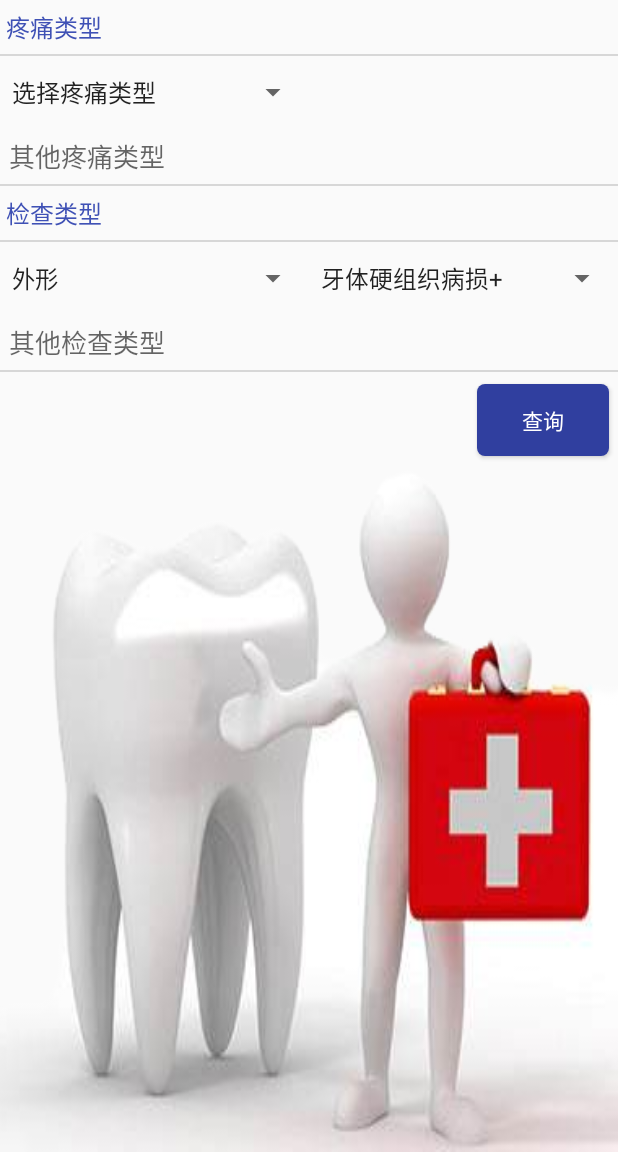
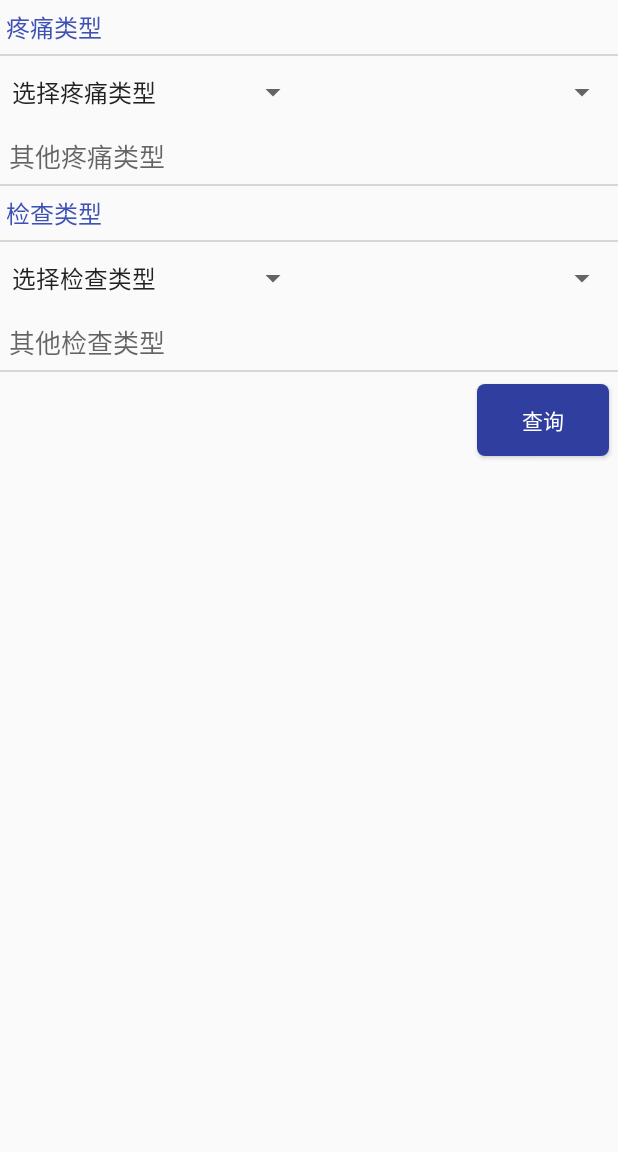
Before and after one commit to xingyiyang/Tooth, an Android app: the screen it shows after launch (MainActivity), after a tap on "重置", on a phone screen of 412 x 824 dp, the part 84-1236 px from its top. Run offline under Robolectric (Android 15) with nearby library versions, the phone set to English and light mode, and no system bars.

Commit message:
add two blank spinner delete imageview add multiEditText

```diff
--- a/app/src/main/java/com/scu/xing/tooth/MainActivity.java
+++ b/app/src/main/java/com/scu/xing/tooth/MainActivity.java
@@ -16,35 +16,43 @@ import android.widget.Toast;
 
 public class MainActivity extends AppCompatActivity {
 
-    private Spinner sp_tengtong1;  //疼痛第一级
-    private Spinner sp_tengtong2;  //疼痛第二级
-    private EditText editText_tengtong;  //疼痛的关键字
-    private Spinner sp_jiancha;          //检查第一级
-    private Spinner sp_jianchawaixing;   //检查第二级 外形
-    private Spinner sp_jianchaqita;      //检查第二级 其他
-    private EditText editText_jiancha;   //检查的关键字
-    Bundle bundle = new Bundle();        //把选中的参数传到第二页面
+    Spinner sp_tengtong1;  //疼痛第一级
+    Spinner sp_tengtong2;  //疼痛第二级
+    Spinner sp_tt_blank;   //疼痛空列表
+    EditText editText_tengtong;  //疼痛的关键字
+    Spinner sp_jiancha;          //检查第一级
+    Spinner sp_jianchawaixing;   //检查第二级 外形
+    Spinner sp_jianchaqita;      //检查第二级 其他
+    Spinner sp_jc_blank;         //检查空列表
+    EditText editText_jiancha;   //检查的关键字
+    Bundle bundle;        //把选中的参数传到第二页面
 
     @Override
     protected void onCreate(Bundle savedInstanceState) {
         super.onCreate(savedInstanceState);
         setContentView(R.layout.activity_main2);
 
+        //初始化控件
+        initWidget();
+
         //设置页面的顶端
         Toolbar toolbar = (Toolbar) findViewById(R.id.main_tool_bar);
         setSupportActionBar(toolbar);
 
-        //初始化疼痛第一级列表，监听列表
-        sp_tengtong1 = (Spinner)findViewById(R.id.spinner_tengtong1);
+        //监听疼痛第一级列表
         sp_tengtong1.setOnItemSelectedListener(new AdapterView.OnItemSelectedListener() {
             @Override
             public void onItemSelected(AdapterView<?> adapterView, View view, int i, long l) {
+
                 //如果选择的是“激发痛+”，则展开第二级列表，否则隐藏第二级列表
                 if(i==1){
                     sp_tengtong2.setVisibility(View.VISIBLE);
+                    sp_tt_blank.setVisibility(View.GONE);
                 }else{
-                    sp_tengtong2.setVisibility(View.INVISIBLE);
+                    sp_tengtong2.setVisibility(View.GONE);
+                    sp_tt_blank.setVisibility(View.VISIBLE);
                 }
+
                 //获取spinner中选中的字符串
                 String tengtong1 = (String)sp_tengtong1.getSelectedItem();
                 //把字符串保存到bundle中，相当于保存在map里面
@@ -58,11 +66,11 @@ public class MainActivity extends AppCompatActivity {
             }
         });
 
-        //初始化疼痛第二级列表，监听列表
-        sp_tengtong2 = (Spinner)findViewById(R.id.spinner_tengtong2);
+        //监听疼痛第二级列表，"激发痛+"的第二级列表
         sp_tengtong2.setOnItemSelectedListener(new AdapterView.OnItemSelectedListener() {
             @Override
             public void onItemSelected(AdapterView<?> adapterView, View view, int i, long l) {
+
                 String tengtong2 = (String)sp_tengtong2.getSelectedItem();
                 bundle.putString("tengtongsecond",tengtong2);
             }
@@ -73,24 +81,25 @@ public class MainActivity extends AppCompatActivity {
             }
         });
 
-        //疼痛的关键字
-        editText_tengtong = (EditText)findViewById(R.id.edt_tengtong);
-
-        //初始化检查第一级列表，监听列表
-        sp_jiancha = (Spinner)findViewById(R.id.spinner_jiancha);
+        //监听检查第一级列表
         sp_jiancha.setOnItemSelectedListener(new AdapterView.OnItemSelectedListener() {
             @Override
             public void onItemSelected(AdapterView<?> adapterView, View view, int i, long l) {
-                if(i==0){
+
+                if(i==1){
                     sp_jianchawaixing.setVisibility(View.VISIBLE);
                     sp_jianchaqita.setVisibility(View.GONE);
-                }else if(i == 1){
+                    sp_jc_blank.setVisibility(View.GONE);
+                }else if(i == 2){
+                    sp_jianchaqita.setVisibility(View.VISIBLE);
                     sp_jianchawaixing.setVisibility(View.GONE);
-                    sp_jianchaqita.setVisibility(View.VISIBLE);
+                    sp_jc_blank.setVisibility(View.GONE);
                 }else{
-                    sp_jianchawaixing.setVisibility(View.VISIBLE);
+                    sp_jc_blank.setVisibility(View.VISIBLE);
+                    sp_jianchawaixing.setVisibility(View.GONE);
                     sp_jianchaqita.setVisibility(View.GONE);
                 }
+
                 String str_jiancha = (String)sp_jiancha.getSelectedItem();
                 bundle.putString("jiancha",str_jiancha);
             }
@@ -101,11 +110,11 @@ public class MainActivity extends AppCompatActivity {
             }
         });
 
-        //初始化检查第二级列表，外形，监听列表
-        sp_jianchawaixing = (Spinner)findViewById(R.id.spinner_jianchawaixing);
+        //监听检查第二级列表，外形
         sp_jianchawaixing.setOnItemSelectedListener(new AdapterView.OnItemSelectedListener() {
             @Override
             public void onItemSelected(AdapterView<?> adapterView, View view, int i, long l) {
+
                 String str_waixing = (String)sp_jianchawaixing.getSelectedItem();
                 bundle.putString("waixing",str_waixing);
             }
@@ -117,10 +126,11 @@ public class MainActivity extends AppCompatActivity {
         });
 
         //初始化检查第二级列表，其他，监听列表
-        sp_jianchaqita = (Spinner)findViewById(R.id.spinner_jianchaqita);
+
         sp_jianchaqita.setOnItemSelectedListener(new AdapterView.OnItemSelectedListener() {
             @Override
             public void onItemSelected(AdapterView<?> adapterView, View view, int i, long l) {
+
                 String str_qita = (String)sp_jianchaqita.getSelectedItem();
                 bundle.putString("qita",str_qita);
             }
@@ -131,23 +141,22 @@ public class MainActivity extends AppCompatActivity {
             }
         });
 
-        //检查的关键字
-        editText_jiancha = (EditText)findViewById(R.id.edt_jiancha);
-
-        //查询的监听
+        //查询按钮监听
         findViewById(R.id.button_chaxuan).setOnClickListener(new View.OnClickListener() {
             @Override
             public void onClick(View view) {
                 if(sp_tengtong1.getSelectedItemPosition()!=0){
-
-                    getKeyword();
-                    Toast.makeText(MainActivity.this,"查询",Toast.LENGTH_SHORT).show();
-                    Intent intent = new Intent(MainActivity.this,ListActivity.class);
-                    intent.putExtras(bundle);
-                    startActivity(intent);
-
+                    if(sp_jiancha.getSelectedItemPosition()!=0){
+                        getKeyword();
+                        Toast.makeText(MainActivity.this,"查询",Toast.LENGTH_SHORT).show();
+                        Intent intent = new Intent(MainActivity.this,ListActivity.class);
+                        intent.putExtras(bundle);
+                        startActivity(intent);
+                    }else{
+                        Toast.makeText(MainActivity.this,"请选择检查类型",Toast.LENGTH_SHORT).show();
+                    }
                 }else{
-                    Toast.makeText(MainActivity.this,"请选择疼痛和检查类型",Toast.LENGTH_SHORT).show();
+                    Toast.makeText(MainActivity.this,"请选择疼痛类型",Toast.LENGTH_SHORT).show();
                 }
             }
         });
@@ -164,14 +173,14 @@ public class MainActivity extends AppCompatActivity {
     public boolean onOptionsItemSelected(MenuItem item) {
         if (item.getItemId() == R.id.reset) {
             Toast.makeText(MainActivity.this,"重置",Toast.LENGTH_SHORT).show();
-            closeAllSpinner();
+            resetAll();
 
         }
         return super.onOptionsItemSelected(item);
     }
 
     //重置选项，隐藏spinner，关闭toggleButton
-    public void closeAllSpinner(){
+    public void resetAll(){
 
         sp_tengtong1.setSelection(0);
         sp_tengtong2.setSelection(0);
@@ -191,50 +200,20 @@ public class MainActivity extends AppCompatActivity {
     }
 
     /**
-     * 自定义spinner里面的item样式
+     * 初始化控件
      */
-//    private class SpinnerAdapter extends ArrayAdapter<String> {
-//        Context context;
-//        String[] items = new String[] {};
-//
-//        public SpinnerAdapter(final Context context,
-//                              final int textViewResourceId, final String[] objects) {
-//            super(context, textViewResourceId, objects);
-//            this.items = objects;
-//            this.context = context;
-//        }
-//
-//        @Override
-//        public View getDropDownView(int position, View convertView,
-//                                    ViewGroup parent) {
-//
-//            if (convertView == null) {
-//                LayoutInflater inflater = LayoutInflater.from(context);
-//                convertView = inflater.inflate(
-//                        android.R.layout.simple_spinner_item, parent, false);
-//            }
-//
-//            TextView tv = (TextView) convertView
-//                    .findViewById(android.R.id.text1);
-//            tv.setText(items[position]);
-//            return convertView;
-//        }
-//
-//        @Override
-//        public View getView(int position, View convertView, ViewGroup parent) {
-//            if (convertView == null) {
-//                LayoutInflater inflater = LayoutInflater.from(context);
-//                convertView = inflater.inflate(
-//                        android.R.layout.simple_spinner_item, parent, false);
-//            }
-//
-//            // android.R.id.text1 is default text view in resource of the android.
-//            // android.R.layout.simple_spinner_item is default layout in resources of android.
-//
-//            TextView tv = (TextView) convertView
-//                    .findViewById(android.R.id.text1);
-//            tv.setText(items[position]);
-//            return convertView;
-//        }
-//    }
+    public void initWidget(){
+
+        sp_tengtong1 = (Spinner)findViewById(R.id.spinner_tengtong1);  //疼痛第一级
+        sp_tengtong2 = (Spinner)findViewById(R.id.spinner_tengtong2);  //疼痛第二级
+        sp_tt_blank = (Spinner)findViewById(R.id.spinner_tt_blank);    //疼痛空
+        editText_tengtong = (EditText)findViewById(R.id.edt_tengtong); //疼痛关键字
+        sp_jiancha = (Spinner)findViewById(R.id.spinner_jiancha);      //检查第一级
+        sp_jianchawaixing = (Spinner)findViewById(R.id.spinner_jianchawaixing);  //检查第二级 外形
+        sp_jianchaqita = (Spinner)findViewById(R.id.spinner_jianchaqita);        //检查第二级 其他
+        sp_jc_blank = (Spinner)findViewById(R.id.spinner_jc_blank);    //检查空列表
+        editText_jiancha = (EditText)findViewById(R.id.edt_jiancha);   //检查关键字
+        bundle = new Bundle();  //键值对bundle
+    }
+
 }
--- a/app/src/main/res/layout/activity_main.xml
+++ b/app/src/main/res/layout/activity_main.xml
@@ -44,7 +44,7 @@
             android:layout_height="wrap_content"
             android:layout_weight="1"
             android:entries="@array/tengtong"
-            android:visibility="invisible"/>
+            android:visibility="gone"/>
 
         <Spinner
             android:id="@+id/spinner_tengtong2"
@@ -52,7 +52,7 @@
             android:layout_height="wrap_content"
             android:entries="@array/jifatong"
             android:layout_weight="1"
-            android:visibility="invisible"/>
+            android:visibility="gone"/>
 
     </LinearLayout>
 
--- a/app/src/main/res/layout/activity_main2.xml
+++ b/app/src/main/res/layout/activity_main2.xml
@@ -57,6 +57,13 @@
             android:layout_width="match_parent"
             android:layout_height="48dp"
             android:entries="@array/jifatong"
+            android:layout_weight="1"
+            android:visibility="gone"/>
+
+        <Spinner
+            android:id="@+id/spinner_tt_blank"
+            android:layout_width="match_parent"
+            android:layout_height="48dp"
             android:layout_weight="1"/>
 
 
@@ -115,7 +122,8 @@
             android:layout_width="0dp"
             android:layout_height="48dp"
             android:layout_weight="1"
-            android:entries="@array/jianchawaixing"/>
+            android:entries="@array/jianchawaixing"
+            android:visibility="gone"/>
 
         <Spinner
             android:id="@+id/spinner_jianchaqita"
@@ -124,6 +132,13 @@
             android:layout_weight="1"
             android:entries="@array/jianchaqita"
             android:visibility="gone"/>
+
+        <Spinner
+            android:id="@+id/spinner_jc_blank"
+            android:layout_width="0dp"
+            android:layout_height="48dp"
+            android:layout_weight="1"
+            />
 
     </LinearLayout>
 
@@ -157,11 +172,14 @@
         android:layout_marginTop="8dp"
         android:layout_marginEnd="6dp" />
 
-    <ImageView
+    <EditText
+        android:id="@+id/editText"
         android:layout_width="match_parent"
         android:layout_height="0dp"
         android:layout_weight="1"
-        android:background="@mipmap/backgoun"
-        android:contentDescription="@string/app_name"/>
+        android:inputType="textMultiLine"
+        android:textCursorDrawable="@drawable/color_cursor"
+        android:layout_marginTop="6dp"
+        android:background="@null"/>
 
 </LinearLayout>
--- a/app/src/main/res/values/colors.xml
+++ b/app/src/main/res/values/colors.xml
@@ -1,7 +1,7 @@
 <?xml version="1.0" encoding="utf-8"?>
 <resources>
     <color name="colorPrimary">#3F51B5</color>
-    <color name="colorweakblue">#4661b3</color>
+    <color name="colorweakblue">#5d73b7</color>
     <color name="colorPrimaryDark">#303F9F</color>
     <color name="colorAccent">#FF4081</color>
     <color name="colorwhite">#fff</color>
--- a/app/src/main/res/values/strings.xml
+++ b/app/src/main/res/values/strings.xml
@@ -30,6 +30,7 @@
     </string-array>
 
     <string-array name="jiancha">
+        <item>选择检查类型</item>
         <item>外形</item>
         <item>其他</item>
     </string-array>
```
Also changed, not shown: app/src/main/res/mipmap-hdpi/backgoun.png (deleted).
